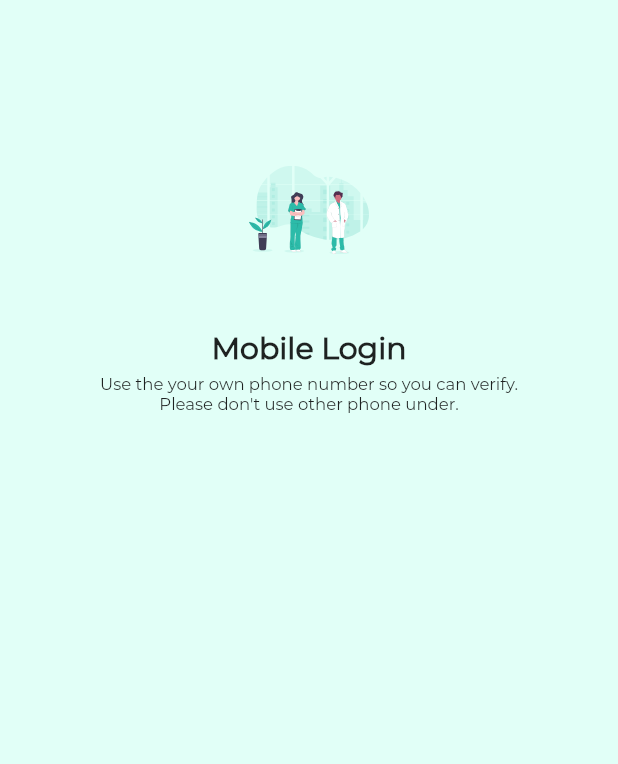
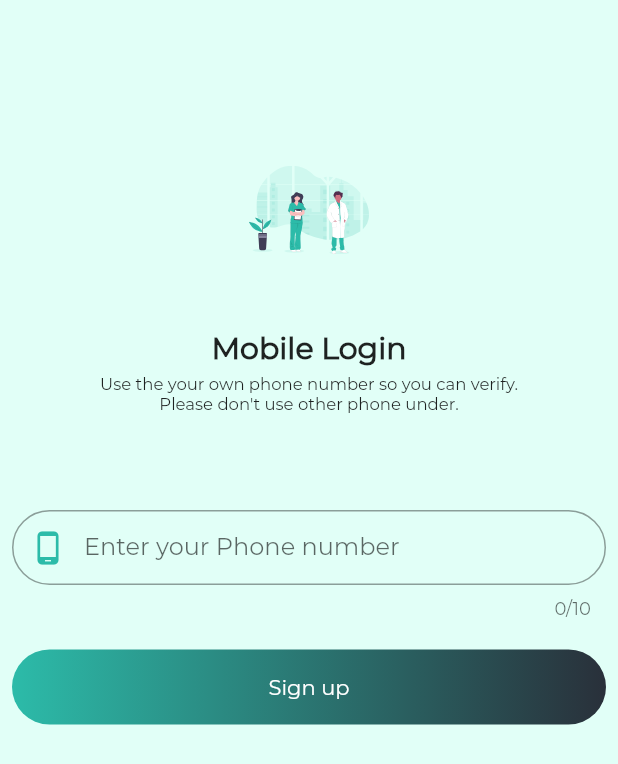
Before and after one commit to bhupesh7shakya/medico, a Flutter app: the MobileLogin screen opened by its route, on a phone screen of 412 x 824 dp. Shown: the top 764 px of the screen. Run offline on Flutter 3.47's test engine with Material 2 defaults, Android fonts, the phone set to English and light mode, and no system bars; our stand-ins replace flutter_svg.

Commit message:
added login suff

```diff
--- a/lib/screens/screens.dart
+++ b/lib/screens/screens.dart
@@ -5,3 +5,4 @@ export 'signup/locaton.dart';
 export 'signup/mobileLogin.dart';
 export 'signup/welcomeLogin.dart';
 export 'signup/verification.dart';
+export 'home.dart';
--- a/lib/screens/shared/LoginButton.dart
+++ b/lib/screens/shared/LoginButton.dart
@@ -21,7 +21,7 @@ class LoginButton extends StatelessWidget {
         ),
         child: Text(
           title,
-          style: TextStyle(color: Colors.white),
+          style: TextStyle(color: Colors.white,),
         ),
       ),
     );
--- a/lib/screens/signup/mobileLogin.dart
+++ b/lib/screens/signup/mobileLogin.dart
@@ -1,5 +1,6 @@
 import 'package:flutter/material.dart';
 import 'package:medico/components/components.dart';
+import 'package:medico/screens/shared/LoginButton.dart';
 import 'package:medico/screens/shared/LogoText.dart';
 
 class MobileLogin extends StatelessWidget {
@@ -9,22 +10,47 @@ class MobileLogin extends StatelessWidget {
   Widget build(BuildContext context) {
     return Scaffold(
       backgroundColor: Components.scaffold,
-      body: Row(
-        mainAxisAlignment: MainAxisAlignment.center,
-        children: [
-          Column(
+      body: SingleChildScrollView(
+        child: Padding(
+          padding: const EdgeInsets.symmetric(horizontal: 8.0),
+          child: Column(
+            crossAxisAlignment: CrossAxisAlignment.stretch,
             children: [
               LogoText(
                 mainTitle: "Mobile Login",
                 subtitle:
                     "Use the your own phone number so you can verify.\nPlease don't use other phone under.",
               ),
+              SizedBox(height: 15),
+              TextField(
+                keyboardType: TextInputType.phone,
+                maxLength: 10,
+                decoration: InputDecoration(
+                    prefixIcon: Icon(
+                      Icons.phone_android,
+                      color: Components.componenet,
+                    ),
+                    border: OutlineInputBorder(
+                      borderRadius: BorderRadius.circular(50),
+                      borderSide: BorderSide(color: Components.componenet),
+                    ),
+                    contentPadding:
+                        EdgeInsets.symmetric(vertical: 15, horizontal: 10),
+                    hintText: "Enter your Phone number"),
+              ),
               SizedBox(
-                height: 50,
+                height: 20,
               ),
+              LoginButton(
+                title: "Sign up",
+                backgroundColor: Components.button,
+                function: () {
+                  Navigator.pushReplacementNamed(context, "/verify");
+                },
+              )
             ],
-          )
-        ],
+          ),
+        ),
       ),
     );
   }
```
Also changed, not shown: lib/main.dart (+10 -3 lines), lib/screens/home.dart (added, +28 -0 lines), lib/screens/signup/verification.dart (+43 -0 lines).
